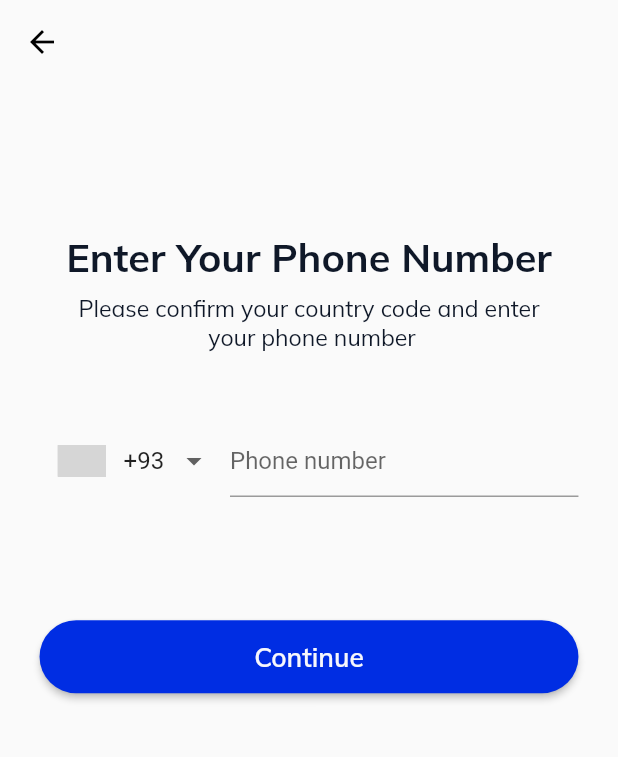
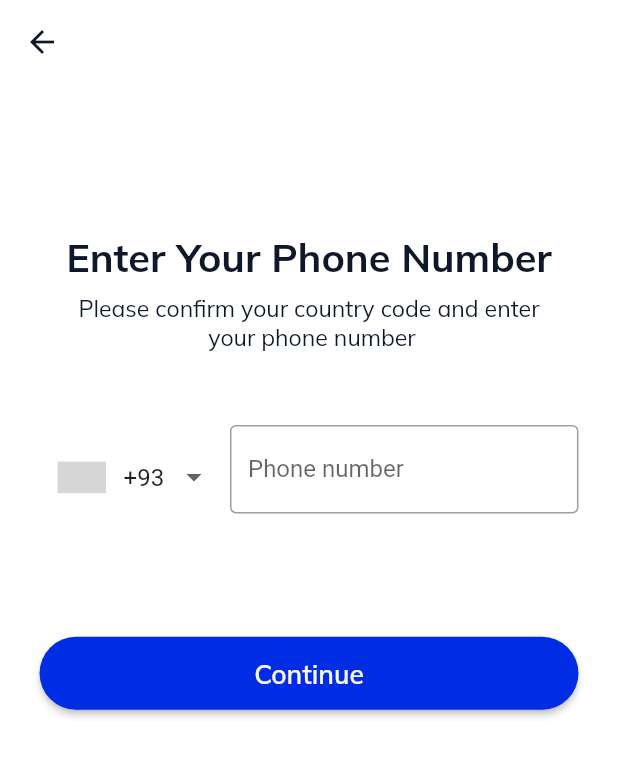
Before and after one commit to Marc4k/chat-app, a Flutter app: the PhoneInputScreen screen opened directly, on a phone screen of 412 x 824 dp. Shown: the top 757 px of the screen. Run offline on Flutter 3.47's test engine with Material 2 defaults, Android fonts, the phone set to English and light mode, and no system bars; drawn by our look-alikes of intl_phone_number_input; our stand-ins replace pin_code_fields; grey boxes are pictures that could not be loaded.

Commit message:
added Dark Mode function

```diff
--- a/lib/constants/colors.dart
+++ b/lib/constants/colors.dart
@@ -7,5 +7,26 @@ class CustomColors {
   static Color brandLight = const Color(0xFF879FFF);
   static Color brandBg = const Color(0xFFD2D5F9);
 
-  static Color textColor = const Color(0xFF0F1828);
+  static Color textColorLightMode = const Color(0xFF0F1828);
+  static Color textColorDarkMode = const Color(0xFFF7F7FC);
 }
+
+class ColorChance {
+  Color getBackgroundColor() {
+    final darkMode = WidgetsBinding.instance.window.platformBrightness;
+    if (darkMode == Brightness.dark) {
+      return Color(0xFF0F1828);
+    } else {
+      return Colors.white;
+    }
+  }
+
+  Color getTextColor() {
+    final darkMode = WidgetsBinding.instance.window.platformBrightness;
+    if (darkMode == Brightness.dark) {
+      return CustomColors.textColorDarkMode;
+    } else {
+      return CustomColors.textColorLightMode;
+    }
+  }
+}
--- a/lib/constants/styles.dart
+++ b/lib/constants/styles.dart
@@ -1,31 +1,32 @@
 import 'package:chat_app/constants/colors.dart';
+import 'package:chat_app/shared/screen_adaption.dart';
 import 'package:flutter/material.dart';
 
 TextStyle heading1Style = TextStyle(
   fontSize: 32,
   fontWeight: FontWeight.w700,
   fontFamily: "Mulish",
-  color: CustomColors.textColor,
+  color: ColorChance().getTextColor(),
 );
 TextStyle heading2Style = TextStyle(
   fontSize: 24,
   fontWeight: FontWeight.w700,
   fontFamily: "Mulish",
-  color: CustomColors.textColor,
+  color: ColorChance().getTextColor(),
 );
 
 TextStyle body1Style = TextStyle(
   fontSize: 14,
   fontWeight: FontWeight.w600,
   fontFamily: "Mulish",
-  color: CustomColors.textColor,
+  color: ColorChance().getTextColor(),
 );
 
 TextStyle body2Style = TextStyle(
   fontSize: 14,
   fontWeight: FontWeight.w400,
   fontFamily: "Mulish",
-  color: CustomColors.textColor,
+  color: ColorChance().getTextColor(),
 );
 
 TextStyle subheading2Style = const TextStyle(
--- a/lib/main.dart
+++ b/lib/main.dart
@@ -23,6 +23,6 @@ class Home extends StatelessWidget {
 
   @override
   Widget build(BuildContext context) {
-    return CreateProfilScreen();
+    return WelcomeScreen();
   }
 }
--- a/lib/pages/create_profil_screen/view/create_profil_screen.dart
+++ b/lib/pages/create_profil_screen/view/create_profil_screen.dart
@@ -4,6 +4,7 @@ import 'package:chat_app/shared/button_widget.dart';
 import 'package:chat_app/shared/sized_box_height_widget.dart';
 import 'package:flutter/material.dart';
 
+import '../../../constants/colors.dart';
 import '../../../shared/screen_adaption.dart';
 
 class CreateProfilScreen extends StatelessWidget {
@@ -12,10 +13,13 @@ class CreateProfilScreen extends StatelessWidget {
   @override
   Widget build(BuildContext context) {
     return Scaffold(
+      backgroundColor: ColorChance().getBackgroundColor(),
       appBar: AppBar(
         title: Text(
           "Your Profile",
-          style: TextStyle(color: Colors.black),
+          style: TextStyle(
+            color: ColorChance().getTextColor(),
+          ),
         ),
         centerTitle: false,
         elevation: 0,
--- a/lib/pages/phone_input_screen/view/phone_input_screen.dart
+++ b/lib/pages/phone_input_screen/view/phone_input_screen.dart
@@ -5,6 +5,7 @@ import 'package:chat_app/shared/sized_box_height_widget.dart';
 import 'package:flutter/material.dart';
 
 import '../../../../shared/screen_adaption.dart';
+import '../../../constants/colors.dart';
 import '../../phone_verification_screen/view/phone_verification_screen.dart';
 import '../widget/phone_input_widget.dart';
 
@@ -14,11 +15,12 @@ class PhoneInputScreen extends StatelessWidget {
   @override
   Widget build(BuildContext context) {
     return Scaffold(
+      backgroundColor: ColorChance().getBackgroundColor(),
       appBar: AppBar(
         elevation: 0,
         backgroundColor: Colors.transparent,
         iconTheme: IconThemeData(
-          color: Colors.black, //change your color here
+          color: ColorChance().getTextColor(),
         ),
       ),
       body: Center(
--- a/lib/pages/phone_input_screen/widget/phone_input_widget.dart
+++ b/lib/pages/phone_input_screen/widget/phone_input_widget.dart
@@ -7,6 +7,9 @@ class PhoneNumberInputWidget extends StatelessWidget {
   @override
   Widget build(BuildContext context) {
     return InternationalPhoneNumberInput(
+      inputBorder: const OutlineInputBorder(
+        borderRadius: BorderRadius.all(Radius.circular(4)),
+      ),
       onInputChanged: (value) {},
     );
   }
--- a/lib/pages/phone_verification_screen/view/phone_verification_screen.dart
+++ b/lib/pages/phone_verification_screen/view/phone_verification_screen.dart
@@ -1,5 +1,6 @@
 import 'package:flutter/material.dart';
 
+import '../../../constants/colors.dart';
 import '../../../constants/styles.dart';
 import '../../../shared/custom_text_widget.dart';
 import '../../../shared/screen_adaption.dart';
@@ -13,11 +14,12 @@ class PhoneVerificationScreen extends StatelessWidget {
   @override
   Widget build(BuildContext context) {
     return Scaffold(
+      backgroundColor: ColorChance().getBackgroundColor(),
       appBar: AppBar(
         elevation: 0,
         backgroundColor: Colors.transparent,
         iconTheme: IconThemeData(
-          color: Colors.black, //change your color here
+          color: ColorChance().getTextColor(),
         ),
       ),
       body: Center(
--- a/lib/pages/welcome_screen/view/welcome_screen.dart
+++ b/lib/pages/welcome_screen/view/welcome_screen.dart
@@ -1,3 +1,4 @@
+import 'package:chat_app/constants/colors.dart';
 import 'package:chat_app/constants/styles.dart';
 import 'package:chat_app/shared/button_widget.dart';
 import 'package:chat_app/shared/custom_text_widget.dart';
@@ -13,7 +14,7 @@ class WelcomeScreen extends StatelessWidget {
   @override
   Widget build(BuildContext context) {
     return Scaffold(
-      backgroundColor: Colors.white,
+      backgroundColor: ColorChance().getBackgroundColor(),
       body: Padding(
         padding: EdgeInsets.fromLTRB(24 * sW(context), 0, 24 * sW(context), 0),
         child: Column(
```
Also changed, not shown: lib/shared/custom_text_widget.dart (+6 -6 lines), 1 other file.
